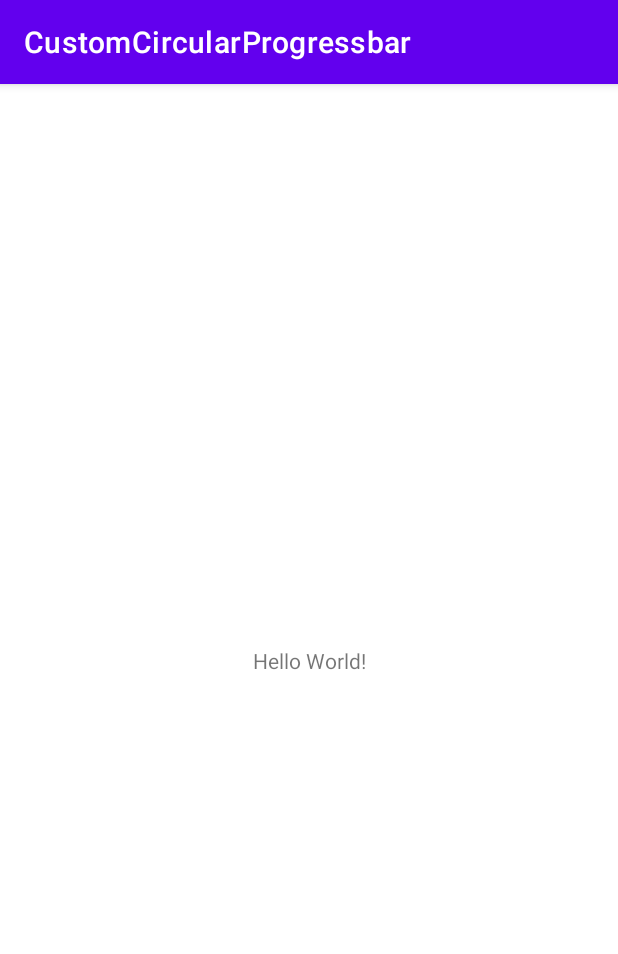
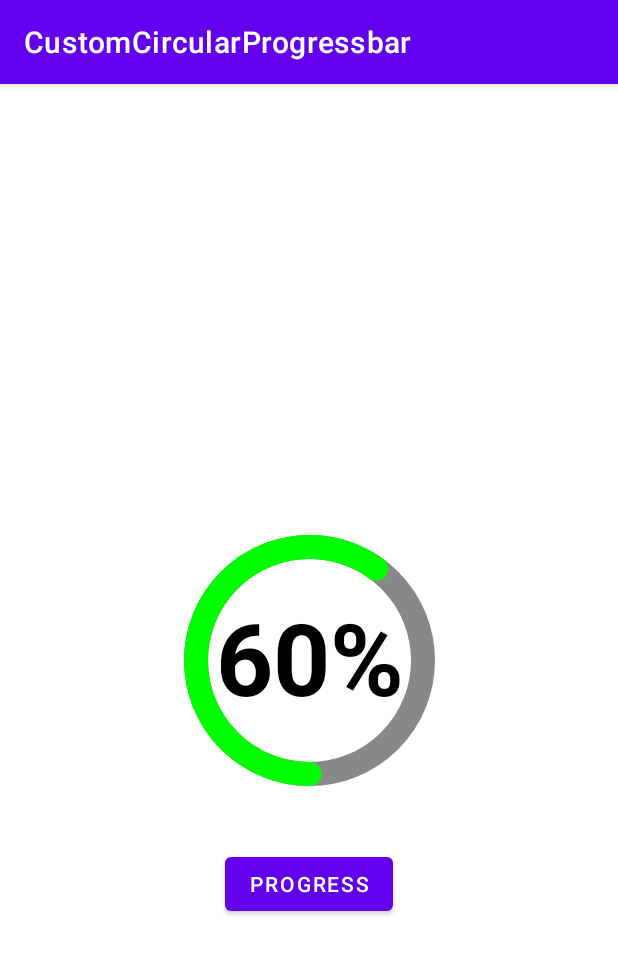
Before and after one commit to spporan/CustomCircularProgressbar, an Android app: the screen it shows after launch (MainActivity), on a phone screen of 412 x 824 dp. Shown: the top 954 px of the screen. Run offline under Robolectric (Android 15) with nearby library versions, the phone set to English and light mode, and no system bars.

Commit message:
implemented CircularProgress.kt draw and animation, calculation

```diff
--- a/app/src/main/java/com/poran/customcircularprogressbar/MainActivity.kt
+++ b/app/src/main/java/com/poran/customcircularprogressbar/MainActivity.kt
@@ -2,10 +2,22 @@ package com.poran.customcircularprogressbar
 
 import androidx.appcompat.app.AppCompatActivity
 import android.os.Bundle
+import android.widget.Button
+import com.poran.customcircularprogressbar.component.CircularProgress
 
 class MainActivity : AppCompatActivity() {
     override fun onCreate(savedInstanceState: Bundle?) {
         super.onCreate(savedInstanceState)
         setContentView(R.layout.activity_main)
+        var default = 60;
+
+        val progressView = findViewById<CircularProgress>(R.id.progress_circular)
+        progressView.progressValue = default
+
+        findViewById<Button>(R.id.progress_btn).setOnClickListener {
+            default += 4
+            if (default > 100) return@setOnClickListener
+            progressView.progressValue = default
+        }
     }
 }
--- a/app/src/main/java/com/poran/customcircularprogressbar/component/CircularProgress.kt
+++ b/app/src/main/java/com/poran/customcircularprogressbar/component/CircularProgress.kt
@@ -1,33 +1,54 @@
 package com.poran.customcircularprogressbar.component
 
+import android.animation.ValueAnimator
 import android.content.Context
-import android.graphics.Color
-import android.graphics.Paint
-import android.graphics.Typeface
+import android.content.res.Resources
+import android.graphics.*
 import android.util.AttributeSet
+import android.view.View
+import android.view.animation.DecelerateInterpolator
 import com.poran.customcircularprogressbar.R
+import kotlin.math.min
 
 class CircularProgress @JvmOverloads constructor(
     context: Context,
     attrs: AttributeSet? = null,
     defStyleAttr: Int = 0
-) {
+): View(context, attrs, defStyleAttr) {
     private val defaultBackgroundColor = Color.GRAY
     private val defaultProgressColor = Color.GREEN
-    private var strokedWidth: Float = 0f
-    private var progressPaint: Paint
-    private var backgroundProgressPaint: Paint
-    private var textProgressPaint: Paint
-    var progressValue: Int
-    companion object {
-        const val DEFAULT_STROKE_WIDTH = 5f
-    }
+    private val dpToPx = Resources.getSystem().displayMetrics.density
+    private val defaultStrokeWidth = 16 * dpToPx
+    private var strokedWidth: Float = defaultStrokeWidth
+    private val progressPaint: Paint
+    private val backgroundProgressPaint: Paint
+    private val textProgressPaint: Paint
+    private lateinit var progressBounds: RectF
+    private val animationInterpolator by lazy { DecelerateInterpolator() }
+
+    private var sweepAngle: Float = 250f
+    private var centerX : Float = 0f
+    private var centerY : Float = 0f
+    var progressValue: Int = 0
+        set(value) {
+            field = value
+            ValueAnimator.ofFloat(sweepAngle, 360f / 100f * progressValue).apply {
+                interpolator = animationInterpolator
+                duration = 300
+                addUpdateListener { animation ->
+                    sweepAngle = animation.animatedValue as Float
+                    invalidate()
+                }
+                start()
+            }
+        }
+
     init {
-        val  typedArray = context.obtainStyledAttributes(attrs, R.styleable.Progress)
-        val backgroundColor = typedArray.getColor(R.styleable.Progress_colorBackground, defaultBackgroundColor)
-        val progressColor = typedArray.getColor(R.styleable.Progress_colorProgress, defaultProgressColor)
-        val defaultProgress = typedArray.getInteger(R.styleable.Progress_defaultProgressValue, 0)
-        strokedWidth = typedArray.getDimension(R.styleable.Progress_strokeWidth, DEFAULT_STROKE_WIDTH)
+        val  typedArray = context.obtainStyledAttributes(attrs, R.styleable.CircularProgress)
+        val backgroundColor = typedArray.getColor(R.styleable.CircularProgress_colorBackground, defaultBackgroundColor)
+        val progressColor = typedArray.getColor(R.styleable.CircularProgress_colorProgress, defaultProgressColor)
+        val defaultProgress = typedArray.getInteger(R.styleable.CircularProgress_defaultProgressValue, 0)
+        strokedWidth = typedArray.getDimension(R.styleable.CircularProgress_strokeWidth, defaultStrokeWidth)
 
         // paint tools for paint circular progress
         progressPaint = Paint().apply {
@@ -38,6 +59,7 @@ class CircularProgress @JvmOverloads constructor(
             strokeWidth = strokedWidth
         }
 
+        // paint background circle
         backgroundProgressPaint = Paint().apply {
             isAntiAlias = true
             color = backgroundColor
@@ -45,7 +67,7 @@ class CircularProgress @JvmOverloads constructor(
             strokeCap = Paint.Cap.ROUND
             strokeWidth = strokedWidth
         }
-
+        // paint progress text value
         textProgressPaint = Paint().apply {
             isAntiAlias = true
             color = Color.BLACK
@@ -54,8 +76,34 @@ class CircularProgress @JvmOverloads constructor(
             typeface = Typeface.create("cabin", Typeface.BOLD)
             textSize = 100f
         }
+
         progressValue = defaultProgress
         typedArray.recycle()
     }
 
+    override fun onSizeChanged(width: Int, height: Int, oldWidth: Int, oldHeight: Int) {
+        super.onSizeChanged(width, height, oldWidth, oldHeight)
+
+        val radius = (min(width, height)/2.0 * 0.7).toFloat()
+        val viewWidth = layoutParams.width.toFloat()
+        val viewHeight = layoutParams.height.toFloat()
+
+        val arcStart = strokedWidth + 50
+        val arcEnd = viewWidth - arcStart
+        progressBounds = RectF(arcStart, arcStart, arcEnd, arcEnd)
+
+        centerX = viewWidth/ 2f
+        centerY = viewHeight / 2f
+    }
+
+    override fun onDraw(canvas: Canvas?) {
+        super.onDraw(canvas)
+        canvas?.drawArc(progressBounds, 90f, 360f, false, backgroundProgressPaint)
+
+        canvas?.drawArc(progressBounds, 90f, sweepAngle, false, progressPaint)
+
+        canvas?.drawText("$progressValue%", centerX, centerY + 35f, textProgressPaint)
+    }
+
+
 }
--- a/app/src/main/res/layout/activity_main.xml
+++ b/app/src/main/res/layout/activity_main.xml
@@ -6,13 +6,24 @@
     android:layout_height="match_parent"
     tools:context=".MainActivity">
 
-    <TextView
+    <com.poran.customcircularprogressbar.component.CircularProgress
+        android:layout_width="250dp"
+        android:layout_height="250dp"
+        app:defaultProgressValue="69"
+        android:id="@+id/progress_circular"
+        app:layout_constraintBottom_toBottomOf="parent"
+        app:layout_constraintEnd_toEndOf="parent"
+        app:layout_constraintStart_toStartOf="parent"
+        app:layout_constraintTop_toTopOf="parent"
+        app:strokeWidth="16dp"/>
+    <Button
         android:layout_width="wrap_content"
         android:layout_height="wrap_content"
-        android:text="Hello World!"
-        app:layout_constraintBottom_toBottomOf="parent"
-        app:layout_constraintLeft_toLeftOf="parent"
-        app:layout_constraintRight_toRightOf="parent"
-        app:layout_constraintTop_toTopOf="parent" />
+        android:text="Progress"
+        android:id="@+id/progress_btn"
+        app:layout_constraintStart_toStartOf="parent"
+        app:layout_constraintEnd_toEndOf="parent"
+        app:layout_constraintTop_toBottomOf="@+id/progress_circular"
+        />
 
 </androidx.constraintlayout.widget.ConstraintLayout>
--- a/app/src/main/res/values/attrs.xml
+++ b/app/src/main/res/values/attrs.xml
@@ -1,6 +1,6 @@
 <?xml version="1.0" encoding="utf-8"?>
 <resources>
-    <declare-styleable name="Progress">
+    <declare-styleable name="CircularProgress">
         <attr name="colorProgress" format="color"/>
         <attr name="colorBackground" format="color"/>
         <!--between 0 and 100 (%)-->
```
